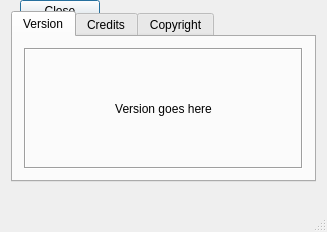
Qt form src/frontends/qt4/ui/QAboutUi.ui (cburschka/lyx) before a commit.
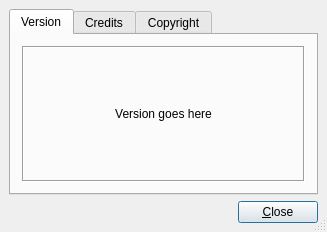
The same form after that commit.

What changed in the file:
```diff
--- a/src/frontends/qt4/ui/QAboutUi.ui
+++ b/src/frontends/qt4/ui/QAboutUi.ui
@@ -18,7 +18,82 @@
   <property name="sizeGripEnabled" >
    <bool>true</bool>
   </property>
-  <widget class="QWidget" name="" >
+  <layout class="QGridLayout" >
+   <property name="margin" >
+    <number>9</number>
+   </property>
+   <property name="spacing" >
+    <number>6</number>
+   </property>
+   <item row="0" column="0" >
+    <widget class="QTabWidget" name="tab" >
+     <widget class="QWidget" name="versiontab" >
+      <attribute name="title" >
+       <string>Version</string>
+      </attribute>
+      <layout class="QVBoxLayout" >
+       <property name="margin" >
+        <number>11</number>
+       </property>
+       <property name="spacing" >
+        <number>6</number>
+       </property>
+       <item>
+        <widget class="QLabel" name="versionLA" >
+         <property name="frameShape" >
+          <enum>QFrame::Box</enum>
+         </property>
+         <property name="frameShadow" >
+          <enum>QFrame::Sunken</enum>
+         </property>
+         <property name="text" >
+          <string>Version goes here</string>
+         </property>
+         <property name="alignment" >
+          <set>Qt::AlignCenter</set>
+         </property>
+         <property name="margin" >
+          <number>6</number>
+         </property>
+        </widget>
+       </item>
+      </layout>
+     </widget>
+     <widget class="QWidget" name="creditstab" >
+      <attribute name="title" >
+       <string>Credits</string>
+      </attribute>
+      <layout class="QGridLayout" >
+       <property name="margin" >
+        <number>9</number>
+       </property>
+       <property name="spacing" >
+        <number>6</number>
+       </property>
+       <item row="0" column="0" >
+        <widget class="QTextBrowser" name="creditsTB" />
+       </item>
+      </layout>
+     </widget>
+     <widget class="QWidget" name="copyrighttab" >
+      <attribute name="title" >
+       <string>Copyright</string>
+      </attribute>
+      <layout class="QGridLayout" >
+       <property name="margin" >
+        <number>9</number>
+       </property>
+       <property name="spacing" >
+        <number>6</number>
+       </property>
+       <item row="0" column="0" >
+        <widget class="QTextBrowser" name="copyrightTB" />
+       </item>
+      </layout>
+     </widget>
+    </widget>
+   </item>
+   <item row="1" column="0" >
    <layout class="QHBoxLayout" >
     <property name="margin" >
      <number>0</number>
@@ -61,81 +136,8 @@
      </widget>
     </item>
    </layout>
-  </widget>
-  <widget class="QTabWidget" name="tab" >
-   <property name="geometry" >
-    <rect>
-     <x>11</x>
-     <y>11</y>
-     <width>305</width>
-     <height>171</height>
-    </rect>
-   </property>
-   <widget class="QWidget" name="versiontab" >
-    <attribute name="title" >
-     <string>Version</string>
-    </attribute>
-    <layout class="QVBoxLayout" >
-     <property name="margin" >
-      <number>11</number>
-     </property>
-     <property name="spacing" >
-      <number>6</number>
-     </property>
-     <item>
-      <widget class="QLabel" name="versionLA" >
-       <property name="frameShape" >
-        <enum>QFrame::Box</enum>
-       </property>
-       <property name="frameShadow" >
-        <enum>QFrame::Sunken</enum>
-       </property>
-       <property name="text" >
-        <string>Version goes here</string>
-       </property>
-       <property name="alignment" >
-        <set>Qt::AlignCenter</set>
-       </property>
-       <property name="margin" >
-        <number>6</number>
-       </property>
-      </widget>
-     </item>
-    </layout>
-   </widget>
-   <widget class="QWidget" name="creditstab" >
-    <attribute name="title" >
-     <string>Credits</string>
-    </attribute>
-    <layout class="QGridLayout" >
-     <property name="margin" >
-      <number>9</number>
-     </property>
-     <property name="spacing" >
-      <number>6</number>
-     </property>
-     <item row="0" column="0" >
-      <widget class="QTextBrowser" name="creditsTB" />
-     </item>
-    </layout>
-   </widget>
-   <widget class="QWidget" name="copyrighttab" >
-    <attribute name="title" >
-     <string>Copyright</string>
-    </attribute>
-    <layout class="QGridLayout" >
-     <property name="margin" >
-      <number>9</number>
-     </property>
-     <property name="spacing" >
-      <number>6</number>
-     </property>
-     <item row="0" column="0" >
-      <widget class="QTextBrowser" name="copyrightTB" />
-     </item>
-    </layout>
-   </widget>
-  </widget>
+   </item>
+  </layout>
  </widget>
  <pixmapfunction>qPixmapFromMimeSource</pixmapfunction>
  <resources/>
```
Lines whose indentation alone changed are shown as unchanged.
